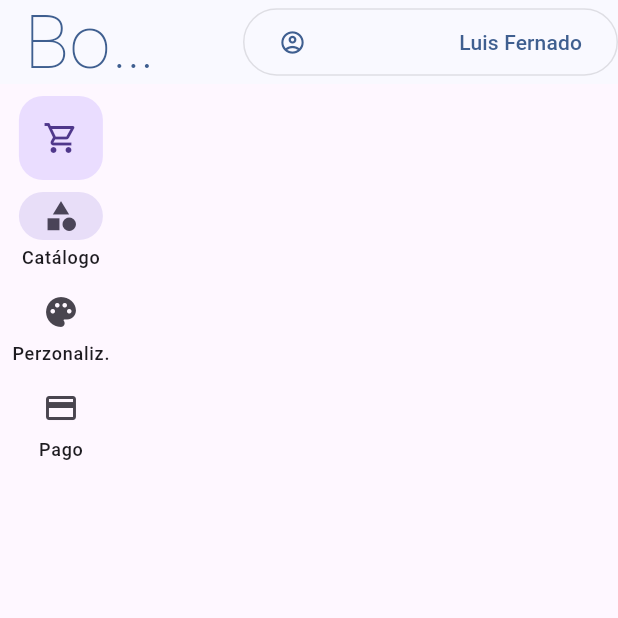
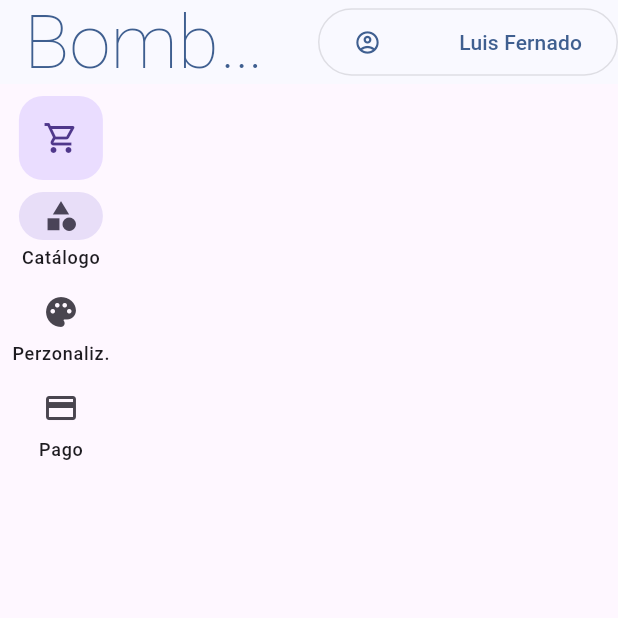
Before and after one commit to PoloSur2005/bombon, a Flutter app: the screen it shows after launch, on a phone screen of 412 x 824 dp, the top half of it. Run offline on Flutter 3.47's test engine with Material 3 defaults, Android fonts, the phone set to English and light mode, and no system bars; our stand-ins replace google_fonts; Roboto replaces fonts that are missing (Rowdies).

Commit message:
boton outlined corregido

```diff
--- a/lib/main.dart
+++ b/lib/main.dart
@@ -1,6 +1,5 @@
 import 'package:bombon_crochet/provider.dart';
 import 'package:bombon_crochet/screens/catalogo/home_screen.dart';
-import 'package:bombon_crochet/screens/login/welcome_screen.dart';
 import 'package:bombon_crochet/theme/theme.dart';
 import 'package:flutter/material.dart';
 import 'package:provider/provider.dart';
--- a/lib/screens/catalogo/home_screen.dart
+++ b/lib/screens/catalogo/home_screen.dart
@@ -20,7 +20,7 @@ class HomeScree extends StatelessWidget {
             GenericOutlinedButton(
               text: 'Luis Fernado',
               icon: Icons.account_circle_outlined,
-              width: 150,
+              width: 200,
             ),
           ]),
       body: const Row(
--- a/lib/widgets/outlined_button.dart
+++ b/lib/widgets/outlined_button.dart
@@ -11,15 +11,15 @@ class GenericOutlinedButton extends StatelessWidget {
       required this.text,
       this.onPressed,
       required this.icon,
-      this.width = 45,
-      this.height = 250});
+      this.width = 250,
+      this.height = 45});
 
   @override
   Widget build(BuildContext context) {
     return OutlinedButton(
         onPressed: onPressed,
         style: ButtonStyle(
-            fixedSize: MaterialStateProperty.all(const Size(250.0, 45.0)),
+            fixedSize: MaterialStateProperty.all(Size(width, height)),
             foregroundColor: MaterialStateProperty.all(
                 const Color.fromRGBO(63, 95, 144, 1))),
         child: Row(
```
